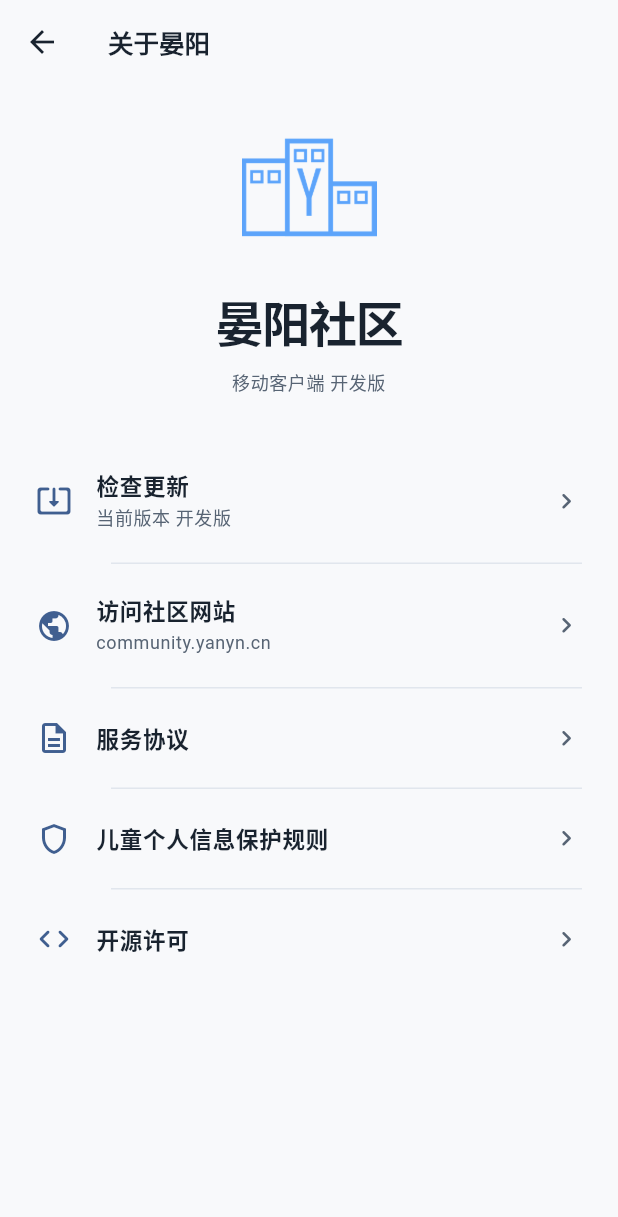
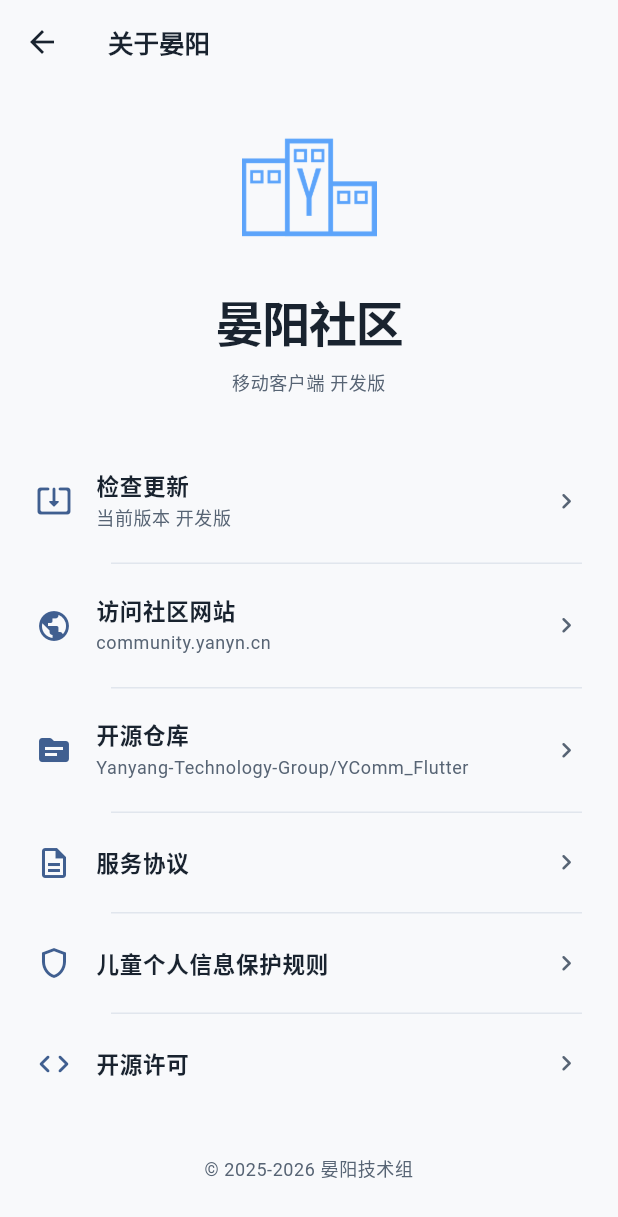
Before and after one commit to Yanyang-Technology-Group/YComm_Flutter, a Flutter app: the AboutPage screen opened directly, on a phone screen of 412 x 824 dp. Shown: the top 1217 px of the screen. Run offline on Flutter 3.47's test engine with Material 3 defaults, Android fonts, the phone set to English and light mode, and no system bars; our stand-ins replace cookie_jar, dio, dio_cookie_manager, flutter_markdown_plus, flutter_riverpod, open_filex and 1 more; missing offline and left inert: markdown, webview_all; accounts and stored records are empty; network calls fail.

Commit message:
feat(about): show copyright and the open-source repository link
- 「关于」页底部加版权声明：© 2025-2026 晏阳技术组
- 设置组里新增「开源仓库」，指向
  https://github.com/Yanyang-Technology-Group/YComm_Flutter
  （与已有的「开源许可」区分：那个是依赖许可页，这个是客户端源码仓库）

```diff
--- a/lib/features/profile/about_page.dart
+++ b/lib/features/profile/about_page.dart
@@ -6,6 +6,10 @@ import '../../core/update/update_controller.dart';
 import '../../core/widgets/design.dart';
 import '../update/update_ui.dart';
 import 'profile_page.dart';
+
+/// 客户端开源仓库。
+const String repositoryUrl =
+    'https://github.com/Yanyang-Technology-Group/YComm_Flutter';
 
 class AboutPage extends ConsumerWidget {
   const AboutPage({super.key});
@@ -60,6 +64,12 @@ class AboutPage extends ConsumerWidget {
                     onTap: () => externalLink(context, siteOrigin),
                   ),
                   SettingsRow(
+                    icon: Icons.source_rounded,
+                    title: '开源仓库',
+                    subtitle: 'Yanyang-Technology-Group/YComm_Flutter',
+                    onTap: () => externalLink(context, repositoryUrl),
+                  ),
+                  SettingsRow(
                     icon: Icons.description_outlined,
                     title: '服务协议',
                     onTap: () => externalLink(
@@ -86,6 +96,12 @@ class AboutPage extends ConsumerWidget {
                   ),
                 ],
               ),
+              const SizedBox(height: 28),
+              Text(
+                '© 2025-2026 晏阳技术组',
+                textAlign: TextAlign.center,
+                style: Theme.of(context).textTheme.bodySmall,
+              ),
             ],
           ),
         ),
```
